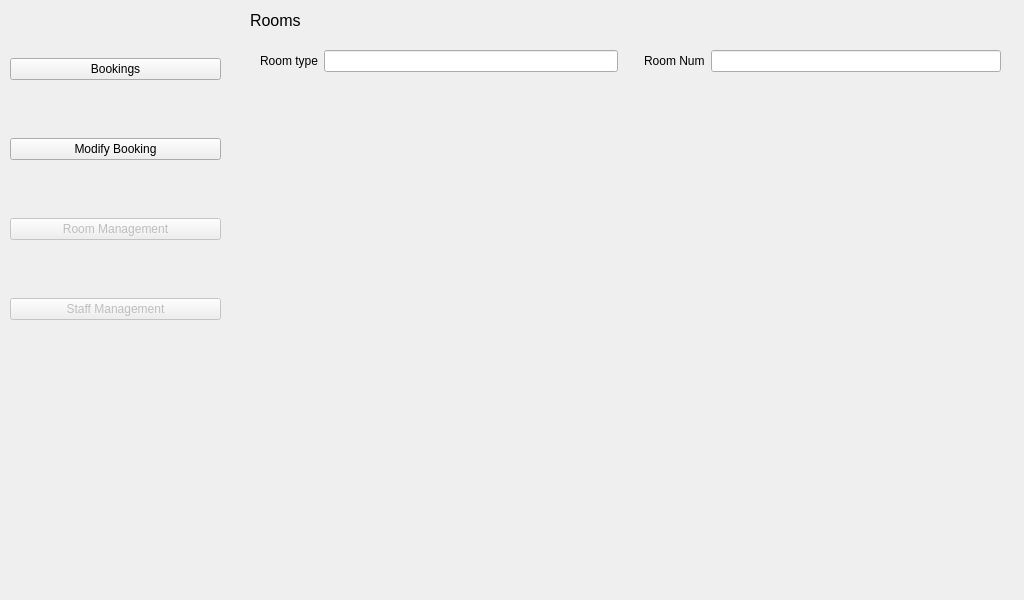
This is main_window.ui in Yuting-H/LiteStay as Qt 5 draws it before an edit. The edited form follows.
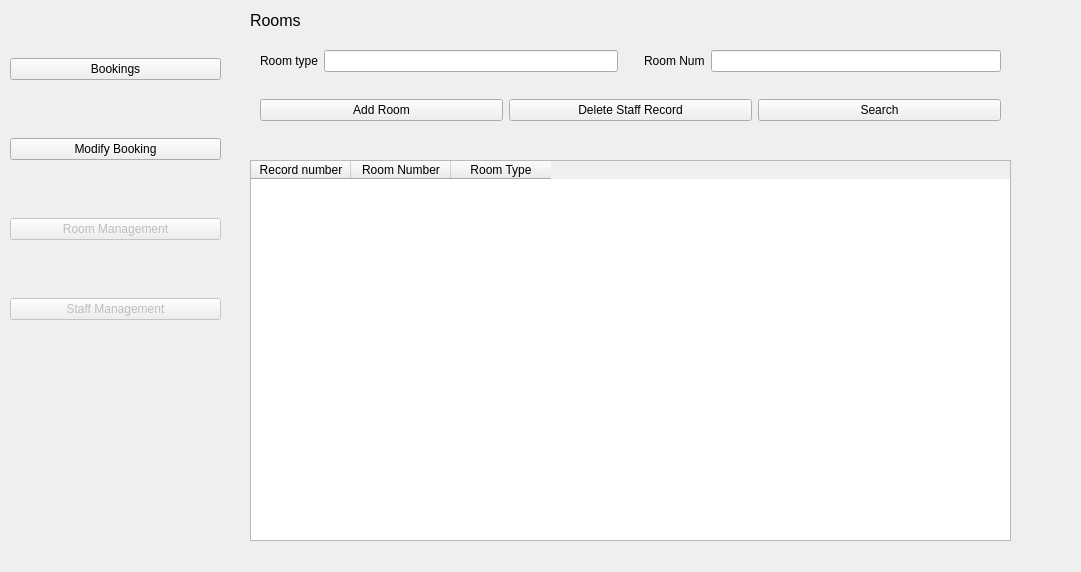
This is the edited form. The open tabs and pages were chosen to show the change.

Commit message: added deletion function, added some of room query

What changed in the file:
```diff
--- a/main_window.ui
+++ b/main_window.ui
@@ -6,8 +6,8 @@
    <rect>
     <x>0</x>
     <y>0</y>
-    <width>1024</width>
-    <height>600</height>
+    <width>1081</width>
+    <height>572</height>
    </rect>
   </property>
   <property name="windowTitle">
@@ -377,7 +377,7 @@
         <x>0</x>
         <y>40</y>
         <width>761</width>
-        <height>171</height>
+        <height>51</height>
        </rect>
       </property>
       <layout class="QGridLayout" name="user_input_2">
@@ -441,6 +441,86 @@
        </item>
       </layout>
      </widget>
+     <widget class="QWidget" name="horizontalLayoutWidget_2">
+      <property name="geometry">
+       <rect>
+        <x>0</x>
+        <y>90</y>
+        <width>761</width>
+        <height>41</height>
+       </rect>
+      </property>
+      <layout class="QHBoxLayout" name="room_page_ribbon">
+       <property name="leftMargin">
+        <number>10</number>
+       </property>
+       <property name="topMargin">
+        <number>0</number>
+       </property>
+       <property name="rightMargin">
+        <number>10</number>
+       </property>
+       <item>
+        <widget class="QPushButton" name="add_room_btn">
+         <property name="text">
+          <string>Add Room</string>
+         </property>
+        </widget>
+       </item>
+       <item>
+        <widget class="QPushButton" name="delete_room_btn">
+         <property name="text">
+          <string>Delete Staff Record</string>
+         </property>
+        </widget>
+       </item>
+       <item>
+        <widget class="QPushButton" name="search_room_btn">
+         <property name="text">
+          <string>Search</string>
+         </property>
+        </widget>
+       </item>
+      </layout>
+     </widget>
+     <widget class="QLabel" name="room_error_lbl">
+      <property name="geometry">
+       <rect>
+        <x>0</x>
+        <y>130</y>
+        <width>71</width>
+        <height>31</height>
+       </rect>
+      </property>
+      <property name="text">
+       <string/>
+      </property>
+     </widget>
+     <widget class="QTableWidget" name="room_table">
+      <property name="geometry">
+       <rect>
+        <x>0</x>
+        <y>160</y>
+        <width>761</width>
+        <height>381</height>
+       </rect>
+      </property>
+      <column>
+       <property name="text">
+        <string>Record number</string>
+       </property>
+      </column>
+      <column>
+       <property name="text">
+        <string>Room Number</string>
+       </property>
+      </column>
+      <column>
+       <property name="text">
+        <string>Room Type</string>
+       </property>
+      </column>
+     </widget>
     </widget>
     <widget class="QWidget" name="staff_page">
      <widget class="QLabel" name="staff_lbl">
```
Left out of the diff: 42 changed lines with no effect on the pictures. The commit also changes 8 other files.
